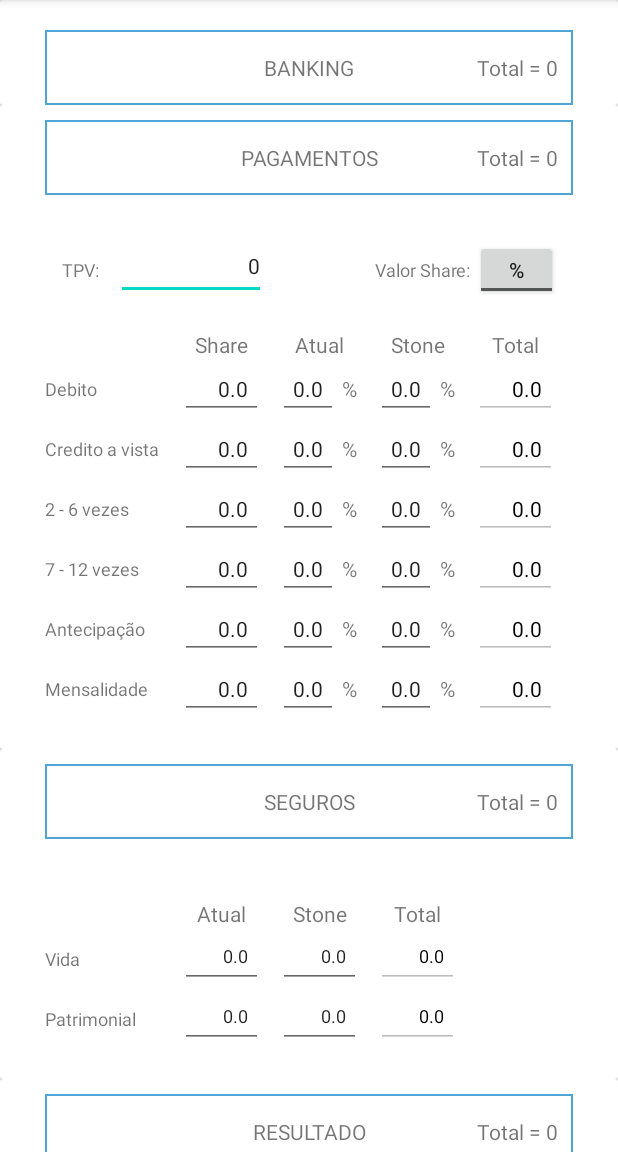
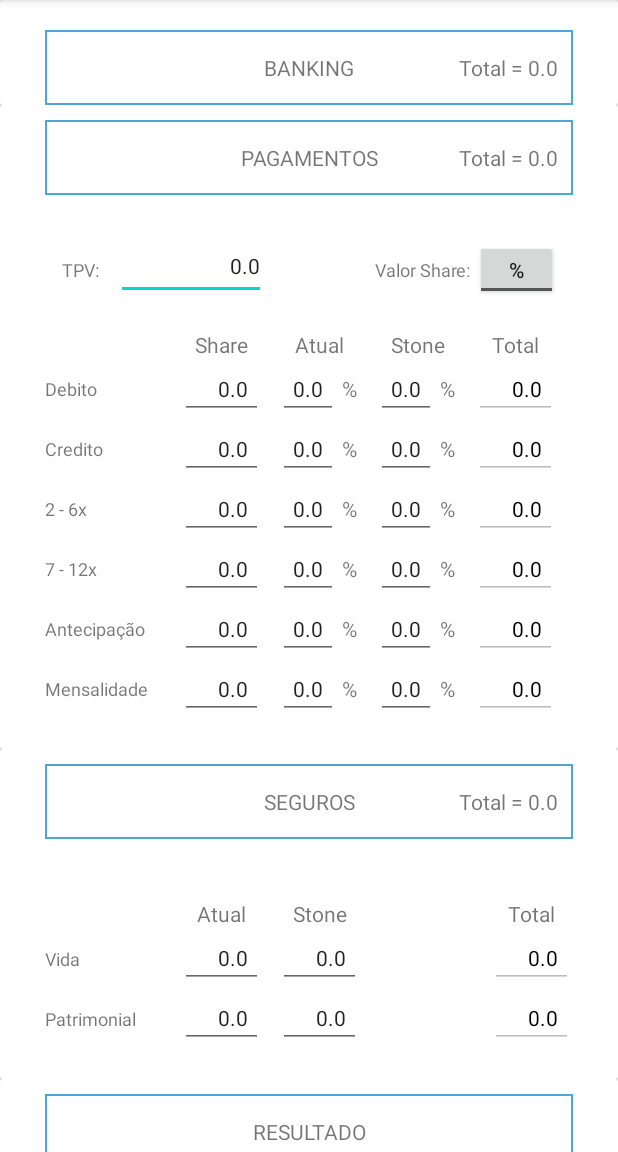
Before and after one commit to PabloManoel/calculo-investimento-adquirente, an Android app: the screen it shows after launch (MainActivity), after a tap on "BANKING", on a phone screen of 412 x 824 dp, the part 84-1236 px from its top. Run offline under Robolectric (Android 15) with nearby library versions, the phone set to English and light mode, and no system bars.

Commit message:
ajuste nomenclatura

```diff
--- a/app/src/main/java/com/example/stoneinvestimento/MainActivity.java
+++ b/app/src/main/java/com/example/stoneinvestimento/MainActivity.java
@@ -34,12 +34,11 @@ public class MainActivity extends AppCompatActivity {
     private ConstraintLayout body_payments_id;
     private ConstraintLayout body_seguros_id;
 
-    private TextView txt_total_result_id;
     private Button btn_refresh_result;
 
-    private TextView resultado_atual_id;
-    private TextView resultado_stone_id;
-    private TextView resultado_total_id;
+    private EditText resultado_atual_id;
+    private EditText resultado_stone_id;
+    private EditText resultado_total_id;
 
     PaymentActivity currentPaymentActivity = new PaymentActivity();
     PaymentActivity stonePaymentActivity = new PaymentActivity();
@@ -139,12 +138,11 @@ public class MainActivity extends AppCompatActivity {
         body_payments_id = (ConstraintLayout) findViewById(R.id.pagamentos_body_id);
         body_seguros_id = (ConstraintLayout) findViewById(R.id.seguros_body_id);
 
-        txt_total_result_id = (TextView) findViewById(R.id.resultado_total_id);
         btn_refresh_result = (Button) findViewById(R.id.btn_refresh_result);
 
-        resultado_atual_id = (TextView) findViewById(R.id.resultado_atual_id);
-        resultado_stone_id = (TextView) findViewById(R.id.resultado_stone_id);
-        resultado_total_id = (TextView) findViewById(R.id.resultado_total_id);
+        resultado_atual_id = (EditText) findViewById(R.id.resultado_atual_id);
+        resultado_stone_id = (EditText) findViewById(R.id.resultado_stone_id);
+        resultado_total_id = (EditText) findViewById(R.id.resultado_total_id);
         setEvents();
     }
 
@@ -672,6 +670,11 @@ public class MainActivity extends AppCompatActivity {
                 resultado_atual_id.setText(currentTotal.toString());
                 resultado_stone_id.setText(stoneTotal.toString());
                 resultado_total_id.setText(total.toString());
+                validateSubTotal(resultado_total_id);
+                validateSubTotal(resultado_stone_id);
+                validateSubTotal(resultado_atual_id);
+
+
             }
         });
     }
--- a/app/src/main/res/layout/activity_main.xml
+++ b/app/src/main/res/layout/activity_main.xml
@@ -46,7 +46,7 @@
                     android:layout_marginEnd="10dp"
                     android:layout_marginRight="10dp"
                     android:gravity="center_horizontal|center_vertical"
-                    android:text="Total = 0"
+                    android:text="Total = 0.0"
                     app:layout_constraintEnd_toEndOf="parent"
                     app:layout_constraintTop_toTopOf="parent" />
 
@@ -71,7 +71,7 @@
                         android:inputType="numberDecimal"
                         android:paddingRight="10dp"
                         android:text="0.0"
-                        android:textSize="12sp"
+                        android:textSize="14sp"
                         app:layout_constraintStart_toEndOf="@+id/conciliacao_vendas_txt"
                         app:layout_constraintTop_toBottomOf="@+id/portal_integrado_atual_id" />
 
@@ -87,7 +87,7 @@
                         android:inputType="numberDecimal"
                         android:paddingRight="10dp"
                         android:text="0.0"
-                        android:textSize="12sp"
+                        android:textSize="14sp"
                         app:layout_constraintStart_toEndOf="@+id/portal_integrado_txt"
                         app:layout_constraintTop_toBottomOf="@+id/pix_mensal_atual_id" />
 
@@ -109,8 +109,6 @@
                         android:id="@+id/portal_integrado_total_id"
                         android:layout_width="55dp"
                         android:layout_height="40dp"
-                        android:layout_marginStart="10dp"
-                        android:layout_marginLeft="10dp"
                         android:ems="10"
                         android:enabled="false"
                         android:gravity="right"
@@ -118,8 +116,8 @@
                         android:paddingRight="10dp"
                         android:text="0.0"
                         android:textColor="@color/black"
-                        android:textSize="12sp"
-                        app:layout_constraintStart_toEndOf="@+id/portal_integrado_stone_id"
+                        android:textSize="14sp"
+                        app:layout_constraintEnd_toEndOf="parent"
                         app:layout_constraintTop_toBottomOf="@+id/pix_mensal_total_id" />
 
                     <TextView
@@ -139,8 +137,6 @@
                         android:id="@+id/pix_mensal_total_id"
                         android:layout_width="55dp"
                         android:layout_height="40dp"
-                        android:layout_marginStart="10dp"
-                        android:layout_marginLeft="10dp"
                         android:ems="10"
                         android:enabled="false"
                         android:gravity="right"
@@ -148,8 +144,8 @@
                         android:paddingRight="10dp"
                         android:text="0.0"
                         android:textColor="@color/black"
-                        android:textSize="12sp"
-                        app:layout_constraintStart_toEndOf="@+id/pix_mensal_stone_id"
+                        android:textSize="14sp"
+                        app:layout_constraintEnd_toEndOf="parent"
                         app:layout_constraintTop_toBottomOf="@+id/mensalidade_conta_total_id" />
 
 
@@ -157,8 +153,6 @@
                         android:id="@+id/conciliacao_vendas_total_id"
                         android:layout_width="55dp"
                         android:layout_height="40dp"
-                        android:layout_marginStart="10dp"
-                        android:layout_marginLeft="10dp"
                         android:ems="10"
                         android:enabled="false"
                         android:gravity="right"
@@ -166,8 +160,8 @@
                         android:paddingRight="10dp"
                         android:text="0.0"
                         android:textColor="@color/black"
-                        android:textSize="12sp"
-                        app:layout_constraintStart_toEndOf="@+id/conciliacao_vendas_stone_id"
+                        android:textSize="14sp"
+                        app:layout_constraintEnd_toEndOf="parent"
                         app:layout_constraintTop_toBottomOf="@+id/portal_integrado_total_id" />
 
                     <TextView
@@ -194,7 +188,7 @@
                         android:inputType="numberDecimal"
                         android:paddingRight="10dp"
                         android:text="0.0"
-                        android:textSize="12sp"
+                        android:textSize="14sp"
                         app:layout_constraintStart_toEndOf="@+id/pix_mensal_txt"
                         app:layout_constraintTop_toBottomOf="@+id/mensalidade_conta_atual_id" />
 
@@ -203,20 +197,16 @@
                         android:id="@+id/total_txt"
                         android:layout_width="55dp"
                         android:layout_height="wrap_content"
-                        android:layout_marginStart="10dp"
-                        android:layout_marginLeft="10dp"
                         android:layout_marginTop="20dp"
                         android:gravity="center_horizontal"
                         android:text="Total"
-                        app:layout_constraintStart_toEndOf="@+id/stone_txt"
+                        app:layout_constraintEnd_toEndOf="parent"
                         app:layout_constraintTop_toTopOf="parent" />
 
                     <EditText
                         android:id="@+id/mensalidade_conta_total_id"
                         android:layout_width="55dp"
                         android:layout_height="40dp"
-                        android:layout_marginStart="10dp"
-                        android:layout_marginLeft="10dp"
                         android:ems="10"
                         android:enabled="false"
                         android:gravity="right"
@@ -224,8 +214,8 @@
                         android:paddingRight="10dp"
                         android:text="0.0"
                         android:textColor="@color/black"
-                        android:textSize="12sp"
-                        app:layout_constraintStart_toEndOf="@+id/mensalidade_conta_stone_id"
+                        android:textSize="14sp"
+                        app:layout_constraintEnd_toEndOf="parent"
                         app:layout_constraintTop_toBottomOf="@+id/total_txt" />
 
 
@@ -240,7 +230,7 @@
                         android:inputType="numberDecimal"
                         android:paddingRight="10dp"
                         android:text="0.0"
-                        android:textSize="12sp"
+                        android:textSize="14sp"
                         app:layout_constraintStart_toEndOf="@+id/pix_mensal_atual_id"
                         app:layout_constraintTop_toBottomOf="@+id/mensalidade_conta_stone_id" />
 
@@ -269,7 +259,7 @@
                         android:inputType="numberDecimal"
                         android:paddingRight="10dp"
                         android:text="0.0"
-                        android:textSize="12sp"
+                        android:textSize="14sp"
                         app:layout_constraintStart_toEndOf="@+id/portal_integrado_atual_id"
                         app:layout_constraintTop_toBottomOf="@+id/pix_mensal_stone_id" />
 
@@ -285,7 +275,7 @@
                         android:inputType="numberDecimal"
                         android:paddingRight="10dp"
                         android:text="0.0"
-                        android:textSize="12sp"
+                        android:textSize="14sp"
                         app:layout_constraintStart_toEndOf="@+id/txt_mensalidade_conta"
                         app:layout_constraintTop_toBottomOf="@+id/atual_txt" />
 
@@ -327,7 +317,7 @@
                         android:inputType="numberDecimal"
                         android:paddingRight="10dp"
                         android:text="0.0"
-                        android:textSize="12sp"
+                        android:textSize="14sp"
                         app:layout_constraintStart_toEndOf="@+id/mensalidade_conta_atual_id"
                         app:layout_constraintTop_toBottomOf="@+id/stone_txt" />
 
@@ -343,7 +333,7 @@
                         android:inputType="numberDecimal"
                         android:paddingRight="10dp"
                         android:text="0.0"
-                        android:textSize="12sp"
+                        android:textSize="14sp"
                         app:layout_constraintStart_toEndOf="@+id/conciliacao_vendas_atual_id"
                         app:layout_constraintTop_toBottomOf="@+id/portal_integrado_stone_id" />
 
@@ -399,7 +389,7 @@
                     android:layout_marginEnd="10dp"
                     android:layout_marginRight="10dp"
                     android:gravity="center_horizontal|center_vertical"
-                    android:text="Total = 0"
+                    android:text="Total = 0.0"
                     app:layout_constraintEnd_toEndOf="parent"
                     app:layout_constraintTop_toTopOf="parent" />
 
@@ -585,7 +575,7 @@
                         android:layout_height="40dp"
                         android:width="80dp"
                         android:gravity="center_vertical"
-                        android:text="Credito a vista"
+                        android:text="Credito"
                         android:textSize="12sp"
                         app:layout_constraintStart_toStartOf="parent"
                         app:layout_constraintTop_toBottomOf="@+id/txt_mensalidade_conta8" />
@@ -599,7 +589,7 @@
                         android:gravity="right"
                         android:includeFontPadding="false"
                         android:inputType="numberDecimal"
-                        android:text="0"
+                        android:text="0.0"
                         android:textSize="14sp"
                         app:layout_constraintStart_toEndOf="@+id/tpv_txt"
                         app:layout_constraintTop_toTopOf="parent" />
@@ -819,7 +809,7 @@
                         android:layout_height="40dp"
                         android:width="80dp"
                         android:gravity="center_vertical"
-                        android:text="2 - 6 vezes"
+                        android:text="2 - 6x"
                         android:textSize="12sp"
                         app:layout_constraintStart_toStartOf="parent"
                         app:layout_constraintTop_toBottomOf="@+id/pix_mensal_txt8" />
@@ -922,7 +912,7 @@
                         android:layout_height="40dp"
                         android:width="80dp"
                         android:gravity="center_vertical"
-                        android:text="7 - 12 vezes"
+                        android:text="7 - 12x"
                         android:textSize="12sp"
                         app:layout_constraintStart_toStartOf="parent"
                         app:layout_constraintTop_toBottomOf="@+id/portal_integrado_txt8" />
@@ -1111,7 +1101,7 @@
                     android:layout_marginEnd="10dp"
                     android:layout_marginRight="10dp"
                     android:gravity="center_horizontal|center_vertical"
-                    android:text="Total = 0"
+                    android:text="Total = 0.0"
                     app:layout_constraintEnd_toEndOf="parent"
                     app:layout_constraintTop_toTopOf="parent" />
 
@@ -1153,8 +1143,6 @@
                         android:id="@+id/patrimonial_total_id"
                         android:layout_width="55dp"
                         android:layout_height="40dp"
-                        android:layout_marginStart="10dp"
-                        android:layout_marginLeft="10dp"
                         android:ems="10"
                         android:enabled="false"
                         android:gravity="right"
@@ -1162,8 +1150,8 @@
                         android:paddingRight="10dp"
                         android:text="0.0"
                         android:textColor="@color/black"
-                        android:textSize="12sp"
-                        app:layout_constraintStart_toEndOf="@+id/patrimonial_stone_id"
+                        android:textSize="14sp"
+                        app:layout_constraintEnd_toEndOf="parent"
                         app:layout_constraintTop_toBottomOf="@+id/vida_total_id" />
 
                     <TextView
@@ -1189,7 +1177,7 @@
                         android:inputType="numberDecimal"
                         android:paddingRight="10dp"
                         android:text="0.0"
-                        android:textSize="12sp"
+                        android:textSize="14sp"
                         app:layout_constraintStart_toEndOf="@+id/patrimonial_txt"
                         app:layout_constraintTop_toBottomOf="@+id/vida_atual_id" />
 
@@ -1197,30 +1185,26 @@
                         android:id="@+id/seguro_total_txt"
                         android:layout_width="55dp"
                         android:layout_height="wrap_content"
-                        android:layout_marginStart="10dp"
-                        android:layout_marginLeft="10dp"
                         android:layout_marginTop="20dp"
                         android:gravity="center_horizontal"
                         android:text="Total"
-                        app:layout_constraintStart_toEndOf="@+id/seguro_stone_txt"
+                        app:layout_constraintEnd_toEndOf="parent"
                         app:layout_constraintTop_toTopOf="parent" />
 
                     <EditText
                         android:id="@+id/vida_total_id"
                         android:layout_width="55dp"
                         android:layout_height="40dp"
-                        android:layout_marginStart="10dp"
-                        android:layout_marginLeft="10dp"
                         android:ems="10"
                         android:enabled="false"
                         android:gravity="right"
                         android:inputType="numberDecimal"
+                        android:paddingRight="10dp"
                         android:text="0.0"
                         android:textColor="@color/black"
-                        android:textSize="12sp"
-                        app:layout_constraintStart_toEndOf="@+id/vida_stone_id"
-                        app:layout_constraintTop_toBottomOf="@+id/seguro_total_txt"
-                        android:paddingRight="10dp" />
+                        android:textSize="14sp"
+                        app:layout_constraintEnd_toEndOf="parent"
+                        app:layout_constraintTop_toBottomOf="@+id/seguro_total_txt" />
 
                     <EditText
                         android:id="@+id/patrimonial_stone_id"
@@ -1233,7 +1217,7 @@
                         android:inputType="numberDecimal"
                         android:paddingRight="10dp"
                         android:text="0.0"
-                        android:textSize="12sp"
+                        android:textSize="14sp"
                         app:layout_constraintStart_toEndOf="@+id/patrimonial_atual_id"
                         app:layout_constraintTop_toBottomOf="@+id/vida_stone_id" />
 
@@ -1246,11 +1230,11 @@
                         android:ems="10"
                         android:gravity="right"
                         android:inputType="numberDecimal"
+                        android:paddingRight="10dp"
                         android:text="0.0"
-                        android:textSize="12sp"
+                        android:textSize="14sp"
                         app:layout_constraintStart_toEndOf="@+id/txt_vida"
-                        app:layout_constraintTop_toBottomOf="@+id/seguro_atual_txt"
-                        android:paddingRight="10dp" />
+                        app:layout_constraintTop_toBottomOf="@+id/seguro_atual_txt" />
 
                     <TextView
                         android:id="@+id/txt_vida"
@@ -1275,7 +1259,7 @@
                         android:inputType="numberDecimal"
                         android:paddingRight="10dp"
                         android:text="0.0"
-                        android:textSize="12sp"
+                        android:textSize="14sp"
                         app:layout_constraintStart_toEndOf="@+id/vida_atual_id"
                         app:layout_constraintTop_toBottomOf="@+id/seguro_stone_txt" />
 
@@ -1321,17 +1305,6 @@
                     app:layout_constraintEnd_toEndOf="parent"
                     app:layout_constraintStart_toStartOf="@+id/resultado_header_id"
                     app:layout_constraintTop_toTopOf="@+id/resultado_header_id" />
-
-                <TextView
-                    android:id="@+id/txt_total_resultado_id"
-                    android:layout_width="wrap_content"
-                    android:layout_height="50dp"
-                    android:layout_marginEnd="10dp"
-                    android:layout_marginRight="10dp"
-                    android:gravity="center_horizontal|center_vertical"
-                    android:text="Total = 0"
-                    app:layout_constraintEnd_toEndOf="parent"
-                    app:layout_constraintTop_toTopOf="parent" />
 
                 <androidx.constraintlayout.widget.ConstraintLayout
                     android:id="@+id/resultado_body_id"
@@ -1402,7 +1375,7 @@
                         android:inputType="numberDecimal"
                         android:paddingRight="10dp"
                         android:text="0.0"
-                        android:textSize="12sp"
+                        android:textSize="14sp"
                         app:layout_constraintStart_toEndOf="@+id/txt_total_diferenca"
                         app:layout_constraintTop_toBottomOf="@+id/resultado_atual_txt" />
 
@@ -1430,7 +1403,7 @@
                         android:inputType="numberDecimal"
                         android:paddingRight="10dp"
                         android:text="0.0"
-                        android:textSize="12sp"
+                        android:textSize="14sp"
                         app:layout_constraintStart_toEndOf="@+id/resultado_atual_id"
                         app:layout_constraintTop_toBottomOf="@+id/resultado_stone_txt" />
 
@@ -1447,7 +1420,7 @@
                         android:paddingRight="10dp"
                         android:text="0.0"
                         android:textColor="@color/black"
-                        android:textSize="12sp"
+                        android:textSize="14sp"
                         app:layout_constraintStart_toEndOf="@+id/resultado_stone_id"
                         app:layout_constraintTop_toBottomOf="@+id/resultado_total_txt" />
 
```
